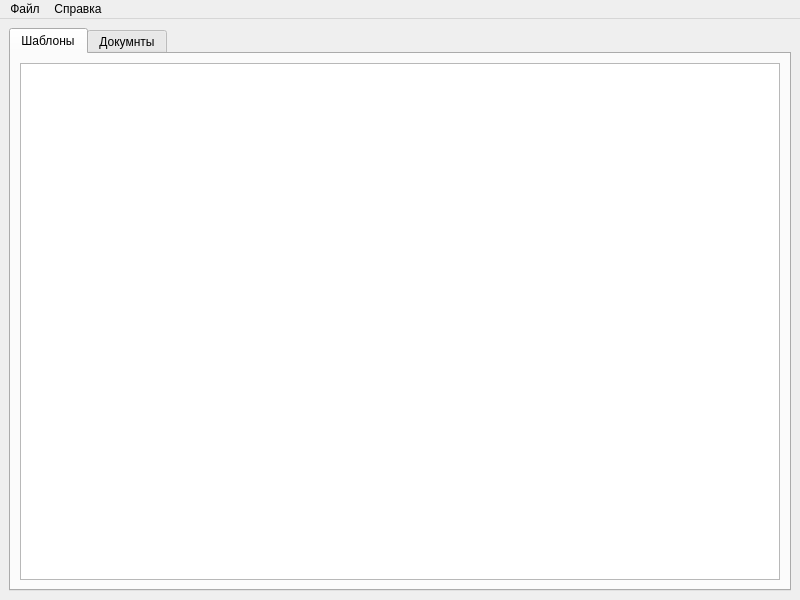
Qt form app/MainWindow.ui (hacker-niki/docsManager) before a commit.
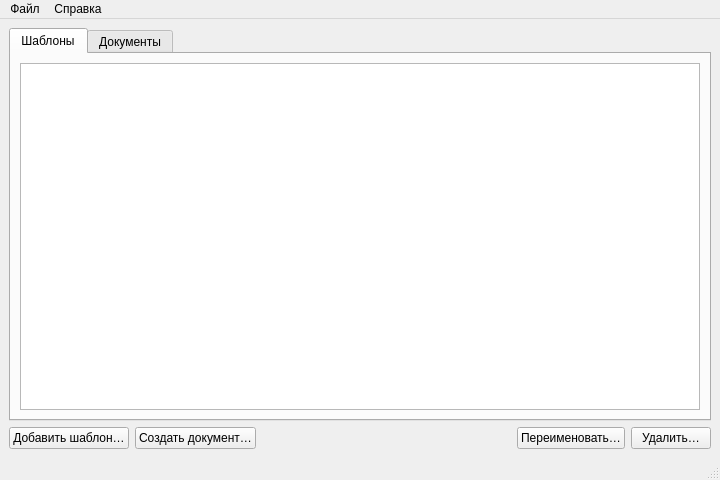
The same form after that commit.

Commit message: Prepare the desktop document manager for Linux releases

```diff
--- a/app/MainWindow.ui
+++ b/app/MainWindow.ui
@@ -2,91 +2,48 @@
 <ui version="4.0">
  <class>MainWindow</class>
  <widget class="QMainWindow" name="MainWindow">
-  <property name="geometry">
-   <rect>
-    <x>0</x>
-    <y>0</y>
-    <width>800</width>
-    <height>600</height>
-   </rect>
-  </property>
-  <property name="windowTitle">
-   <string>MainWindow</string>
-  </property>
+  <property name="geometry"><rect><x>0</x><y>0</y><width>720</width><height>480</height></rect></property>
+  <property name="windowTitle"><string>Менеджер документов</string></property>
   <widget class="QWidget" name="centralWidget">
-   <layout class="QGridLayout" name="gridLayout">
-    <item row="0" column="0">
-     <layout class="QHBoxLayout" name="horizontalLayout_4">
-      <item>
-       <widget class="QTabWidget" name="tabWidget">
-        <property name="currentIndex">
-         <number>0</number>
-        </property>
-        <widget class="QWidget" name="templates">
-         <property name="sizePolicy">
-          <sizepolicy hsizetype="Maximum" vsizetype="Maximum">
-           <horstretch>0</horstretch>
-           <verstretch>0</verstretch>
-          </sizepolicy>
-         </property>
-         <attribute name="title">
-          <string>Шаблоны</string>
-         </attribute>
-         <layout class="QHBoxLayout" name="horizontalLayout_3">
-          <item>
-           <widget class="QListWidget" name="templatesWidget"/>
-          </item>
-         </layout>
-        </widget>
-        <widget class="QWidget" name="documents">
-         <property name="sizePolicy">
-          <sizepolicy hsizetype="Maximum" vsizetype="Maximum">
-           <horstretch>0</horstretch>
-           <verstretch>0</verstretch>
-          </sizepolicy>
-         </property>
-         <attribute name="title">
-          <string>Докумнты</string>
-         </attribute>
-         <layout class="QHBoxLayout" name="horizontalLayout_2">
-          <item>
-           <widget class="QListWidget" name="documentsWidget"/>
-          </item>
-         </layout>
-        </widget>
-       </widget>
-      </item>
-     </layout>
-    </item>
+   <layout class="QVBoxLayout" name="mainLayout">
+    <item><widget class="QTabWidget" name="tabWidget">
+     <widget class="QWidget" name="templates">
+      <attribute name="title"><string>Шаблоны</string></attribute>
+      <layout class="QVBoxLayout" name="templatesLayout">
+       <item><widget class="QListWidget" name="templatesWidget">
+        <property name="accessibleName"><string>Шаблоны</string></property>
+       </widget></item>
+      </layout>
+     </widget>
+     <widget class="QWidget" name="documents">
+      <attribute name="title"><string>Документы</string></attribute>
+      <layout class="QVBoxLayout" name="documentsLayout">
+       <item><widget class="QListWidget" name="documentsWidget">
+        <property name="accessibleName"><string>Документы</string></property>
+       </widget></item>
+      </layout>
+     </widget>
+    </widget></item>
+    <item><layout class="QHBoxLayout" name="actionsLayout">
+     <item><widget class="QPushButton" name="addButton"><property name="text"><string>Добавить шаблон…</string></property></widget></item>
+     <item><widget class="QPushButton" name="openButton"><property name="text"><string>Создать документ…</string></property></widget></item>
+     <item><spacer name="spacer"><property name="orientation"><enum>Qt::Horizontal</enum></property><property name="sizeHint" stdset="0"><size><width>20</width><height>20</height></size></property></spacer></item>
+     <item><widget class="QPushButton" name="renameButton"><property name="text"><string>Переименовать…</string></property></widget></item>
+     <item><widget class="QPushButton" name="deleteButton"><property name="text"><string>Удалить…</string></property></widget></item>
+    </layout></item>
    </layout>
   </widget>
   <widget class="QMenuBar" name="menuBar">
-   <property name="geometry">
-    <rect>
-     <x>0</x>
-     <y>0</y>
-     <width>800</width>
-     <height>21</height>
-    </rect>
-   </property>
-   <widget class="QMenu" name="menu">
-    <property name="title">
-     <string>Файл</string>
-    </property>
-    <addaction name="OpenButton"/>
-    <addaction name="NewButton"/>
-    <addaction name="action"/>
+   <widget class="QMenu" name="fileMenu">
+    <property name="title"><string>Файл</string></property>
+    <addaction name="NewButton"/><addaction name="OpenButton"/>
    </widget>
-   <widget class="QMenu" name="menu_2">
-    <property name="title">
-     <string>Справка</string>
-    </property>
-    <addaction name="HelpInfo"/>
-    <addaction name="Developer"/>
+   <widget class="QMenu" name="helpMenu">
+    <property name="title"><string>Справка</string></property><addaction name="HelpInfo"/>
    </widget>
-   <addaction name="menu"/>
-   <addaction name="menu_2"/>
+   <addaction name="fileMenu"/><addaction name="helpMenu"/>
   </widget>
+  <widget class="QStatusBar" name="statusBar"/>
   <action name="OpenButton">
    <property name="text">
     <string>Добавить документ</string>
```
Left out of the diff: 38 changed lines with no effect on the pictures. The commit also changes 55 other files.
